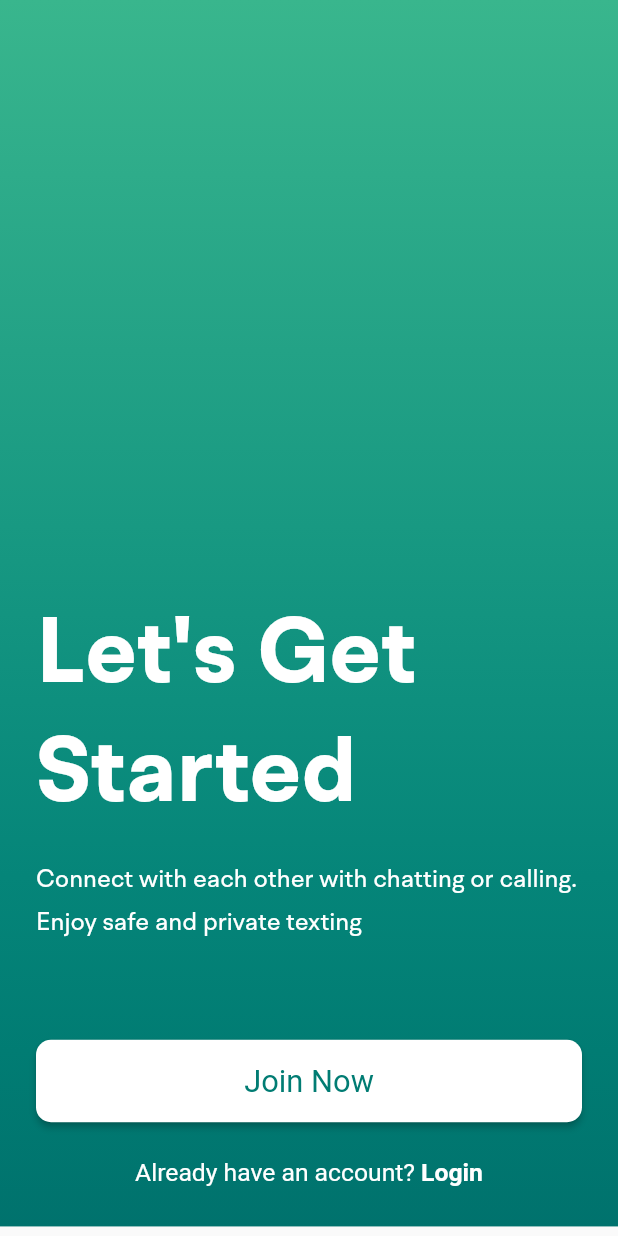
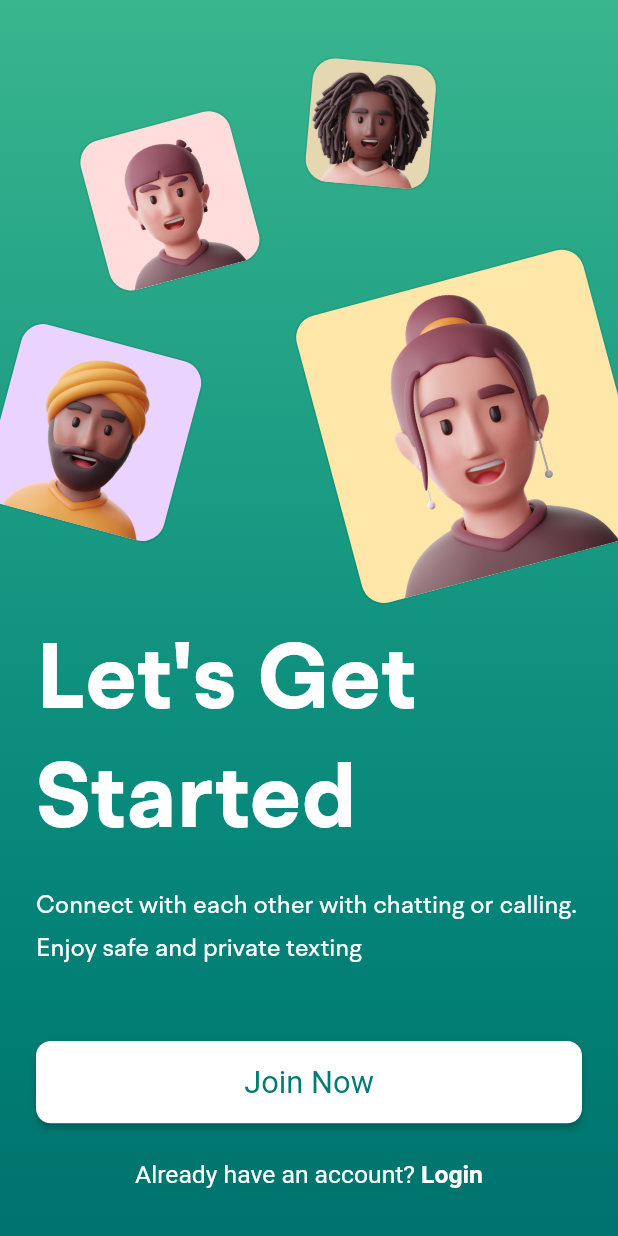
Before and after one commit to MarcoBorgess/layout_challenge, a Flutter app: the screen it shows after launch, on a phone screen of 412 x 824 dp. Run offline on Flutter 3.47's test engine with Material 2 defaults, Android fonts, the phone set to English and light mode, and no system bars; our stand-ins replace sizer.

Commit message:
finished homepage

```diff
--- a/lib/home_page.dart
+++ b/lib/home_page.dart
@@ -15,6 +15,9 @@ class _HomePageState extends State<HomePage> {
     return Scaffold(
       body: SingleChildScrollView(
         child: Container(
+          constraints: BoxConstraints(
+            minHeight: 100.h,
+          ),
           decoration: const BoxDecoration(
             gradient: LinearGradient(
               begin: Alignment.topCenter,
@@ -32,48 +35,192 @@ class _HomePageState extends State<HomePage> {
               tileMode: TileMode.mirror,
             ),
           ),
-          child: Padding(
-            padding: const EdgeInsets.all(24.0),
           child: Column(
             mainAxisAlignment: MainAxisAlignment.start,
             children: [
               SizedBox(
                 width: 100.w,
-                  height: 45.h,
-                  //TODO: IMAGENS
+                height: 50.h,
+                child: Stack(
+                  children: [
+                    Positioned(
+                      top: 22.5.h,
+                      left: 52.5.w,
+                      child: RotationTransition(
+                        turns: const AlwaysStoppedAnimation(-15 / 360),
+                        child: Container(
+                          width: 48.w,
+                          height: 48.w,
+                          decoration: const BoxDecoration(
+                            borderRadius: BorderRadius.all(Radius.circular(15)),
+                            boxShadow: [
+                              BoxShadow(
+                                color: Color.fromARGB(16, 0, 0, 0),
+                                spreadRadius: 1,
                               ),
-                Column(
-                  children: [
-                    Align(
-                      alignment: Alignment.topLeft,
-                      child: Text(
-                        "Let's Get\nStarted",
-                        textDirection: TextDirection.ltr,
-                        style: TextStyle(
-                          color: Colors.white,
-                          fontSize: 45.sp,
-                          fontWeight: FontWeight.bold,
+                            ],
+                            color: Color(0xffFFE7AA),
+                            image: DecorationImage(
+                              image: AssetImage('assets/images/char2.png'),
+                              fit: BoxFit.fill,
                             ),
                           ),
                         ),
+                      ),
+                    ),
+                    Positioned(
+                      top: 27.5.h,
+                      child: RotationTransition(
+                        turns: const AlwaysStoppedAnimation(15 / 360),
+                        child: Container(
+                          width: 30.w,
+                          height: 30.w,
+                          decoration: const BoxDecoration(
+                            borderRadius: BorderRadius.all(Radius.circular(15)),
+                            boxShadow: [
+                              BoxShadow(
+                                color: Color.fromARGB(16, 0, 0, 0),
+                                spreadRadius: 1,
+                              ),
+                            ],
+                            color: Color(0xffEAD4FF),
+                            image: DecorationImage(
+                              image: AssetImage('assets/images/char1.png'),
+                              fit: BoxFit.fill,
+                            ),
+                          ),
+                        ),
+                      ),
+                    ),
+                    Positioned(
+                      top: 10.h,
+                      left: 15.w,
+                      child: RotationTransition(
+                        turns: const AlwaysStoppedAnimation(-15 / 360),
+                        child: Container(
+                          width: 25.w,
+                          height: 25.w,
+                          decoration: const BoxDecoration(
+                            borderRadius: BorderRadius.all(Radius.circular(15)),
+                            boxShadow: [
+                              BoxShadow(
+                                color: Color.fromARGB(16, 0, 0, 0),
+                                spreadRadius: 1,
+                              ),
+                            ],
+                            color: Color(0xffFFDDDD),
+                            image: DecorationImage(
+                              image: AssetImage('assets/images/char3.png'),
+                              fit: BoxFit.fill,
+                            ),
+                          ),
+                        ),
+                      ),
+                    ),
+                    Positioned(
+                      top: 5.h,
+                      left: 50.w,
+                      child: RotationTransition(
+                        turns: const AlwaysStoppedAnimation(5 / 360),
+                        child: Container(
+                          width: 20.w,
+                          height: 20.w,
+                          decoration: const BoxDecoration(
+                            borderRadius: BorderRadius.all(Radius.circular(15)),
+                            boxShadow: [
+                              BoxShadow(
+                                color: Color.fromARGB(16, 0, 0, 0),
+                                spreadRadius: 1,
+                              ),
+                            ],
+                            color: Color(0xffE6D7B3),
+                            image: DecorationImage(
+                              image: AssetImage('assets/images/char4.png'),
+                              fit: BoxFit.fill,
+                            ),
+                          ),
+                        ),
+                      ),
+                    ),
+                  ],
+                ),
+              ),
+              Padding(
+                padding: const EdgeInsets.only(left: 24, right: 24),
+                child: Column(
+                  children: [
+                    const HomeTitle(
+                      title: "Let's Get\nStarted",
+                    ),
                     Padding(
                       padding: EdgeInsets.only(top: 2.h),
-                      child: Text(
+                      child: const HomeSubTitle(
+                        subTitle:
                             "Connect with each other with chatting or calling. Enjoy safe and private texting",
-                        textDirection: TextDirection.ltr,
+                      ),
+                    ),
+                    Padding(
+                      padding: EdgeInsets.only(top: 6.h),
+                      child: const RegisterButton(),
+                    ),
+                    Padding(
+                      padding: EdgeInsets.only(top: 2.h),
+                      child: const LoginText(),
+                    ),
+                  ],
+                ),
+              ),
+            ],
+          ),
+        ),
+      ),
+    );
+  }
+}
+
+class LoginText extends StatelessWidget {
+  const LoginText({
+    Key? key,
+  }) : super(key: key);
+
+  @override
+  Widget build(BuildContext context) {
+    return RichText(
+      text: TextSpan(
+        children: [
+          const TextSpan(
+            text: 'Already have an account? ',
+          ),
+          TextSpan(
+            text: 'Login',
+            style: const TextStyle(
+              fontWeight: FontWeight.bold,
+            ),
+            recognizer: TapGestureRecognizer()
+              ..onTap =
+                  () => Navigator.of(context).pushReplacementNamed('/login'),
+          )
+        ],
         style: TextStyle(
           color: Colors.white,
           fontSize: 12.sp,
           height: 1.75,
         ),
       ),
-                    ),
-                    Padding(
-                      padding: EdgeInsets.only(top: 8.h),
-                      child: ElevatedButton(
+    );
+  }
+}
+
+class RegisterButton extends StatelessWidget {
+  const RegisterButton({
+    Key? key,
+  }) : super(key: key);
+
+  @override
+  Widget build(BuildContext context) {
+    return ElevatedButton(
       onPressed: () {
-                          Navigator.of(context)
-                              .pushReplacementNamed('/register');
+        Navigator.of(context).pushReplacementNamed('/register');
       },
       style: ElevatedButton.styleFrom(
         primary: Colors.white,
@@ -90,41 +237,50 @@ class _HomePageState extends State<HomePage> {
       child: const Text(
         'Join Now',
       ),
+    );
+  }
+}
+
+class HomeTitle extends StatelessWidget {
+  final String? title;
+
+  const HomeTitle({
+    Key? key,
+    this.title,
+  }) : super(key: key);
+
+  @override
+  Widget build(BuildContext context) {
+    return Align(
+      alignment: Alignment.topLeft,
+      child: Text(
+        title.toString(),
+        textDirection: TextDirection.ltr,
+        style: TextStyle(
+          color: Colors.white,
+          fontSize: 45.sp,
+          fontWeight: FontWeight.bold,
         ),
       ),
-                    Padding(
-                      padding: EdgeInsets.only(top: 2.h),
-                      child: RichText(
-                        text: TextSpan(
-                          children: [
-                            const TextSpan(
-                              text: 'Already have an account? ',
-                            ),
-                            TextSpan(
-                              text: 'Login',
-                              style: const TextStyle(
-                                fontWeight: FontWeight.bold,
-                              ),
-                              recognizer: TapGestureRecognizer()
-                                ..onTap = () => Navigator.of(context)
-                                    .pushReplacementNamed('/login'),
-                            )
-                          ],
+    );
+  }
+}
+
+class HomeSubTitle extends StatelessWidget {
+  final String? subTitle;
+
+  const HomeSubTitle({Key? key, this.subTitle}) : super(key: key);
+
+  @override
+  Widget build(BuildContext context) {
+    return Text(
+      subTitle.toString(),
+      textDirection: TextDirection.ltr,
       style: TextStyle(
         color: Colors.white,
         fontSize: 12.sp,
         height: 1.75,
       ),
-                        ),
-                      ),
-                    ),
-                  ],
-                ),
-              ],
-            ),
-          ),
-        ),
-      ),
     );
   }
 }
--- a/pubspec.yaml
+++ b/pubspec.yaml
@@ -68,6 +68,12 @@ flutter:
 
   # For details regarding adding assets from package dependencies, see
   # https://flutter.dev/assets-and-images/#from-packages
+  assets:
+    - assets/images/char1.png
+    - assets/images/char2.png
+    - assets/images/char3.png
+    - assets/images/char4.png
+
 
   fonts:
     - family: BRHendrix
```
Also changed, not shown: assets/images/char1.png (added), assets/images/char2.png (added), assets/images/char3.png (added), assets/images/char4.png (added). Lines whose indentation alone changed are shown as unchanged.
